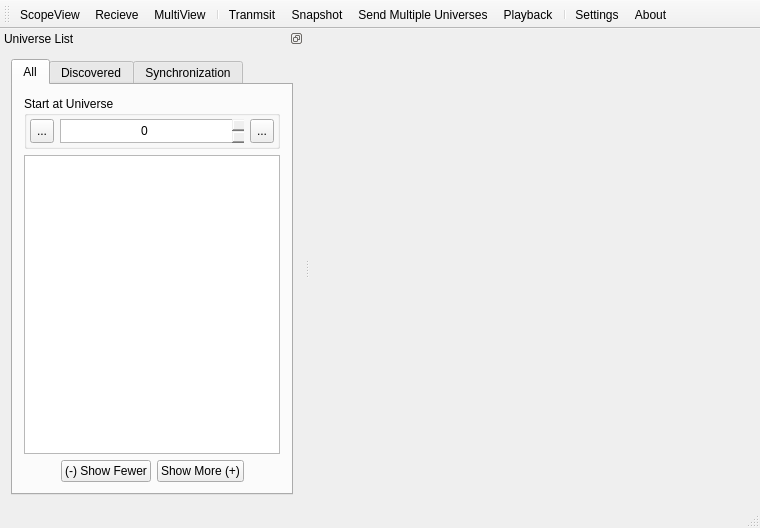
Old version of the form ui/mdimainwindow.ui in the repository docsteer/sacnview.
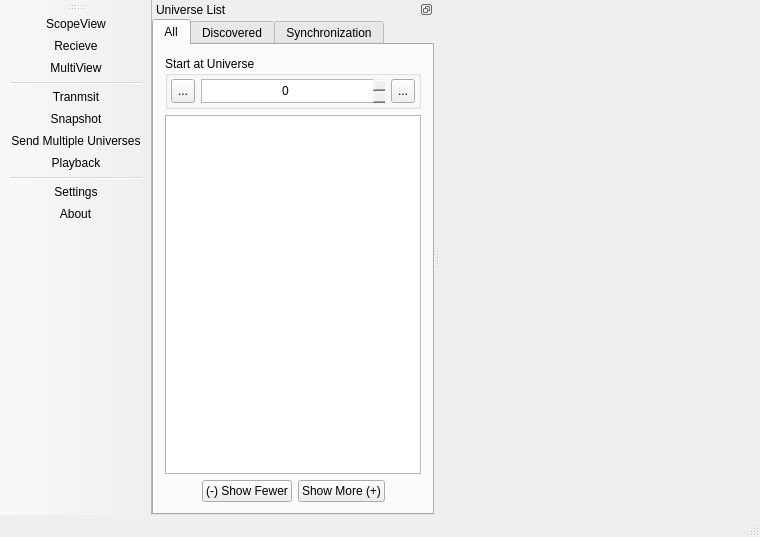
New version of the form. Icons and pictures are not drawn.

Commit message: Move default toolbar location to the side

What changed in the file:
```diff
--- a/ui/mdimainwindow.ui
+++ b/ui/mdimainwindow.ui
@@ -7,7 +7,7 @@
     <x>0</x>
     <y>0</y>
     <width>760</width>
-    <height>528</height>
+    <height>537</height>
    </rect>
   </property>
   <property name="windowTitle">
@@ -63,7 +63,7 @@
     </size>
    </property>
    <attribute name="toolBarArea">
-    <enum>TopToolBarArea</enum>
+    <enum>LeftToolBarArea</enum>
    </attribute>
    <attribute name="toolBarBreak">
     <bool>false</bool>
@@ -115,6 +115,18 @@
      </sizepolicy>
     </property>
     <layout class="QVBoxLayout" name="verticalLayout">
+     <property name="leftMargin">
+      <number>0</number>
+     </property>
+     <property name="topMargin">
+      <number>0</number>
+     </property>
+     <property name="rightMargin">
+      <number>0</number>
+     </property>
+     <property name="bottomMargin">
+      <number>0</number>
+     </property>
      <item>
       <widget class="QTabWidget" name="widgetUniverseList">
        <property name="currentIndex">
```
